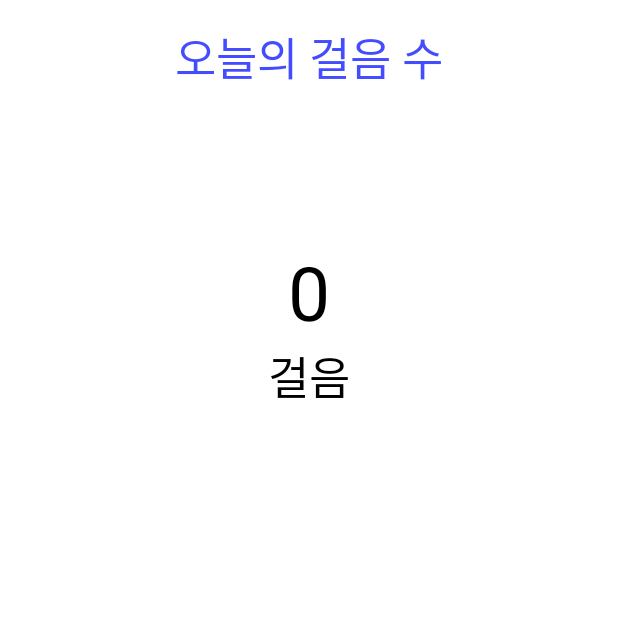
After one commit to ProjectBCSD2021/HealthRoutineApplication, an Android app: the StepCounterActivity screen opened directly, with no data from a screen before it, on a phone screen of 412 x 824 dp, the top half of it. The commit adds this screen. Run offline under Robolectric (Android 15) with nearby library versions, the phone set to English and light mode, and no system bars; our stand-ins replace Room's generated code, data binding.

Commit message:
발걸음 측정기

```diff
--- a/app/src/main/java/com/example/healthroutineapplication/CalendarDataClass.kt
+++ b/app/src/main/java/com/example/healthroutineapplication/CalendarDataClass.kt
@@ -7,5 +7,7 @@ import com.example.healthroutineapplication.models.ExerciseData
 @Entity
 data class CalendarDataClass(
     @PrimaryKey var date: String,
-    val exerciseList: List<ExerciseData>
+    val exerciseList: List<ExerciseData>,
+    var stepCount : Int = 0,
+    var memo : String = ""
 )
--- /dev/null
+++ b/app/src/main/java/com/example/healthroutineapplication/StepCounterActivity.kt
@@ -0,0 +1,28 @@
+package com.example.healthroutineapplication
+
+import androidx.appcompat.app.AppCompatActivity
+import android.os.Bundle
+import androidx.databinding.DataBindingUtil
+import androidx.lifecycle.ViewModelProvider
+import com.example.healthroutineapplication.databinding.ActivityStepCounterBinding
+
+class StepCounterActivity : AppCompatActivity() {
+    lateinit var binding : ActivityStepCounterBinding
+    lateinit var viewModel: StepCounterViewModel
+    lateinit var database : CalendarDatabase
+    override fun onCreate(savedInstanceState: Bundle?) {
+        super.onCreate(savedInstanceState)
+        binding = DataBindingUtil.setContentView(this,R.layout.activity_step_counter)
+        database = CalendarDatabase.getInstance(application)!!
+        viewModel = ViewModelProvider(this,StepCounterViewModelFactory(database))[StepCounterViewModel::class.java]
+        if(!StepCounterService.isSensor){
+            binding.stepCount.text = ""
+            binding.textStep.text = getString(R.string.no_sensor)
+        }
+        viewModel.step.observe(this,{
+            if(StepCounterService.isSensor){
+                binding.stepCount.text = it.toString()
+            }
+        })
+    }
+}
--- /dev/null
+++ b/app/src/main/java/com/example/healthroutineapplication/StepCounterViewModel.kt
@@ -0,0 +1,44 @@
+package com.example.healthroutineapplication
+
+import androidx.lifecycle.LiveData
+import androidx.lifecycle.MutableLiveData
+import androidx.lifecycle.ViewModel
+import androidx.lifecycle.ViewModelProvider
+import com.example.healthroutineapplication.models.ExerciseData
+import kotlinx.coroutines.CoroutineScope
+import kotlinx.coroutines.Dispatchers
+import kotlinx.coroutines.launch
+import java.lang.IllegalArgumentException
+import java.text.SimpleDateFormat
+import java.util.*
+
+class StepCounterViewModel(database: CalendarDatabase) : ViewModel() {
+    private var _stepCount = MutableLiveData<Int>()
+    private val today = SimpleDateFormat("yyyy-MM-dd").format(Date())
+    private val calendarDatabase = database
+    val step: LiveData<Int>
+        get() = _stepCount
+
+    init {
+        CoroutineScope(Dispatchers.IO).launch {
+            val todayData = calendarDatabase.calendarDao().searchToday(today)
+            if (todayData.isEmpty()) {
+                _stepCount.postValue(0)
+                calendarDatabase.calendarDao()
+                    .insert(CalendarDataClass(today, ArrayList<ExerciseData>(), 0, ""))
+            } else {
+                _stepCount.postValue(todayData[0].stepCount)
+            }
+        }
+    }
+}
+class StepCounterViewModelFactory(private val database: CalendarDatabase) :
+    ViewModelProvider.Factory {
+    override fun <T : ViewModel> create(modelClass: Class<T>): T {
+        return if (modelClass.isAssignableFrom(StepCounterViewModel::class.java)) {
+            StepCounterViewModel(database) as T
+        } else {
+            throw IllegalArgumentException()
+        }
+    }
+}
--- a/app/src/main/res/layout/activity_main_list.xml
+++ b/app/src/main/res/layout/activity_main_list.xml
@@ -42,6 +42,10 @@
                     android:layout_gravity="center"
                     android:text="@string/actionBar_title"
                     android:textColor="@color/pointColor" />
+                <Button
+                    android:id="@+id/testButton"
+                    android:layout_width="wrap_content"
+                    android:layout_height="wrap_content"/>
 
             </androidx.appcompat.widget.Toolbar>
 
--- /dev/null
+++ b/app/src/main/res/layout/activity_step_counter.xml
@@ -0,0 +1,47 @@
+<?xml version="1.0" encoding="utf-8"?>
+<layout xmlns:android="http://schemas.android.com/apk/res/android"
+    xmlns:app="http://schemas.android.com/apk/res-auto"
+    xmlns:tools="http://schemas.android.com/tools">
+    <androidx.constraintlayout.widget.ConstraintLayout
+        android:layout_width="match_parent"
+        android:layout_height="match_parent"
+        tools:context=".StepCounterActivity">
+
+        <TextView
+            android:id="@+id/textView"
+            android:layout_width="match_parent"
+            android:layout_height="wrap_content"
+            app:layout_constraintEnd_toEndOf="parent"
+            app:layout_constraintStart_toStartOf="parent"
+            app:layout_constraintTop_toTopOf="parent"
+            android:text="@string/today_step"
+            android:gravity="center"
+            android:textColor="@color/pointColor"
+            android:textSize="30sp"
+            android:layout_marginTop="15dp"/>
+        <TextView
+            android:id="@+id/step_count"
+            android:layout_width="match_parent"
+            android:layout_height="wrap_content"
+            app:layout_constraintTop_toBottomOf="@+id/textView"
+            app:layout_constraintEnd_toEndOf="parent"
+            app:layout_constraintStart_toStartOf="parent"
+            android:gravity="center"
+            android:text="0"
+            android:textColor="@color/black"
+            android:textSize="50sp"
+            android:layout_marginTop="100dp"/>
+        <TextView
+            android:id="@+id/textStep"
+            android:layout_width="match_parent"
+            android:layout_height="wrap_content"
+            app:layout_constraintTop_toBottomOf="@+id/step_count"
+            app:layout_constraintEnd_toEndOf="parent"
+            app:layout_constraintStart_toStartOf="parent"
+            android:gravity="center"
+            android:text="@string/step"
+            android:textColor="@color/black"
+            android:textSize="30sp"/>
+
+    </androidx.constraintlayout.widget.ConstraintLayout>
+</layout>
--- a/app/src/main/res/values-night/themes.xml
+++ b/app/src/main/res/values-night/themes.xml
@@ -1,6 +1,6 @@
 <resources xmlns:tools="http://schemas.android.com/tools">
     <!-- Base application theme. -->
-    <style name="Theme.HealthRoutineApplication" parent="Theme.MaterialComponents.DayNight.DarkActionBar">
+    <style name="Theme.HealthRoutineApplication" parent="Theme.MaterialComponents.DayNight.NoActionBar">
         <!-- Primary brand color. -->
         <item name="colorPrimary">@color/purple_200</item>
         <item name="colorPrimaryVariant">@color/purple_700</item>
--- a/app/src/main/res/values/strings.xml
+++ b/app/src/main/res/values/strings.xml
@@ -23,4 +23,7 @@
     <string name="end_routine">설정한 루틴이 종료되었습니다.</string>
     <string name="end_exercise">운동 종료</string>
     <string name="menu_pedometer">Pedometer</string>
+    <string name="today_step">오늘의 걸음 수</string>
+    <string name="step">걸음</string>
+    <string name="no_sensor">센서가 없는 기종입니다.</string>
 </resources>
```
Also changed, not shown: app/src/main/AndroidManifest.xml (+11 -20 lines), app/src/main/java/com/example/healthroutineapplication/MainListActivity.kt (+19 -5 lines), app/src/main/java/com/example/healthroutineapplication/MyAdapter.kt (deleted, +0 -48 lines), app/src/main/java/com/example/healthroutineapplication/StepCounterService.kt (added, +86 -0 lines), app/src/main/java/com/example/healthroutineapplication/activities/MainActivity.kt (deleted, +0 -42 lines), app/src/main/res/layout/activity_main.xml (deleted, +0 -21 lines).
